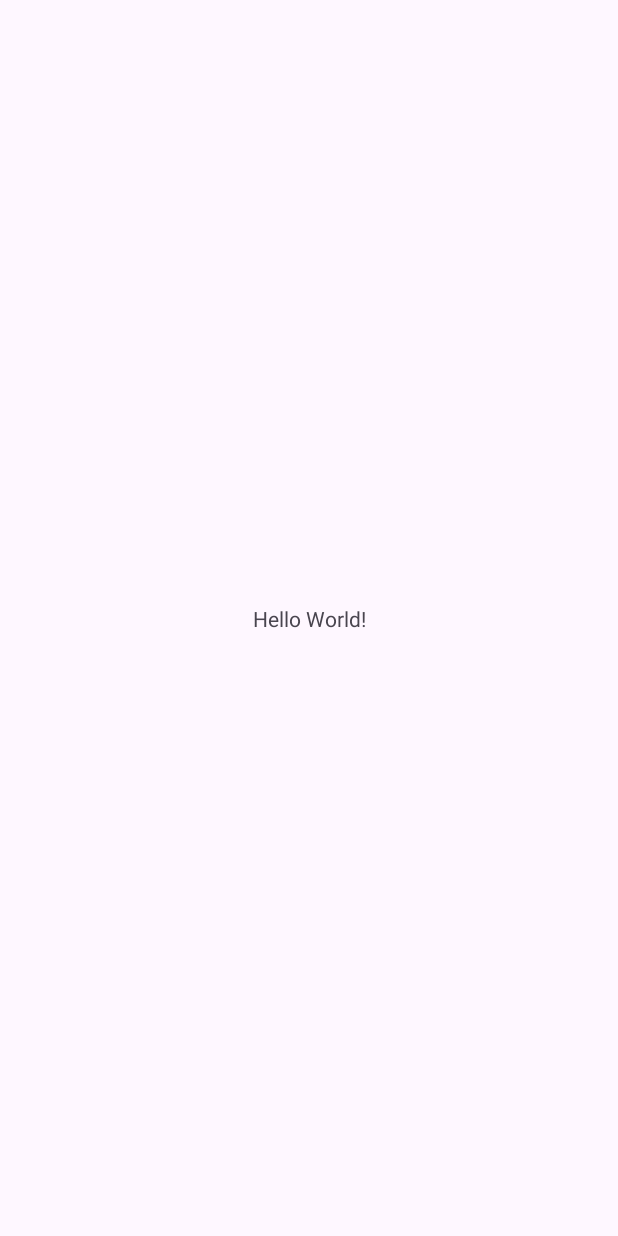
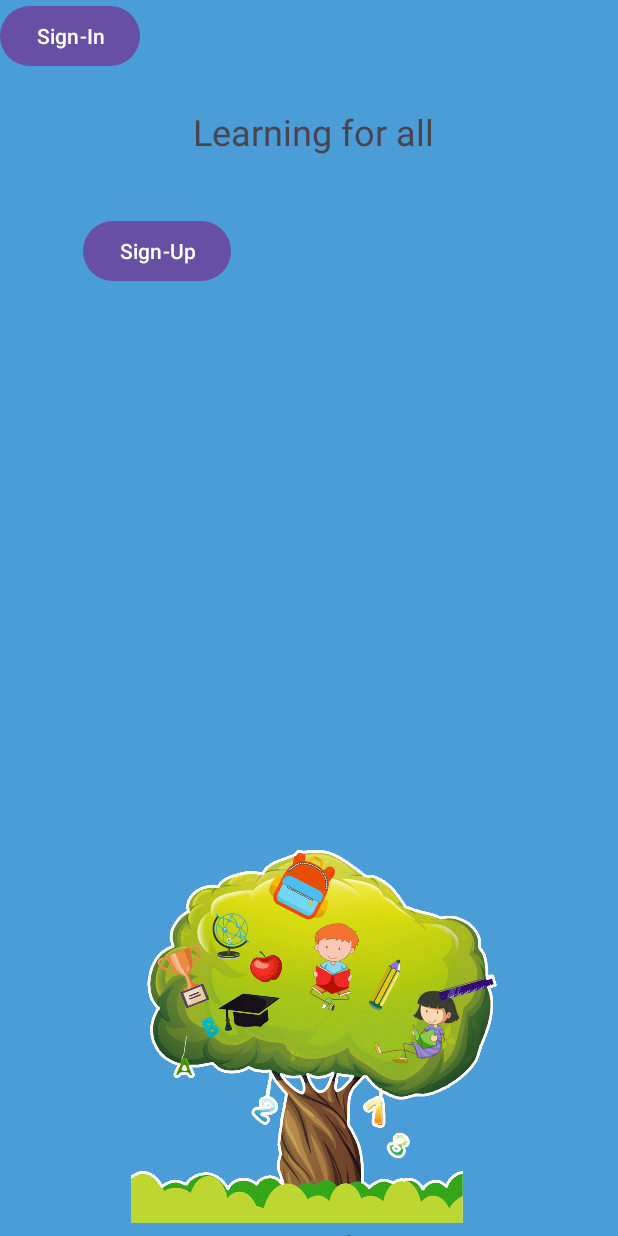
Before and after one commit to kab1rs1dhu/LearningForAll, an Android app: the screen it shows after launch (MainActivity), on a phone screen of 412 x 824 dp. Before the commit the screen is almost empty. Run offline under Robolectric (Android 15) with nearby library versions, the phone set to English and light mode, and no system bars.

Commit message:
added the buttons and first page

```diff
--- a/app/src/main/res/layout/activity_main.xml
+++ b/app/src/main/res/layout/activity_main.xml
@@ -5,15 +5,56 @@
     android:id="@+id/main"
     android:layout_width="match_parent"
     android:layout_height="match_parent"
+    android:background="#4B9DD7"
     tools:context=".MainActivity">
 
+    <ImageView
+        android:id="@+id/imageView"
+        android:layout_width="301dp"
+        android:layout_height="661dp"
+        android:layout_marginStart="55dp"
+        android:layout_marginEnd="55dp"
+        android:layout_marginBottom="-200dp"
+        app:layout_constraintBottom_toBottomOf="parent"
+        app:layout_constraintEnd_toEndOf="parent"
+        app:layout_constraintHorizontal_bias="0.0"
+        app:layout_constraintStart_toStartOf="parent"
+        app:srcCompat="@drawable/login_photo" />
+
     <TextView
+        android:id="@+id/mainHeading"
         android:layout_width="wrap_content"
         android:layout_height="wrap_content"
-        android:text="Hello World!"
-        app:layout_constraintBottom_toBottomOf="parent"
+        android:layout_marginStart="179dp"
+        android:layout_marginTop="32dp"
+        android:layout_marginEnd="174dp"
+        android:layout_marginBottom="219dp"
+        android:text="Learning for all"
+        android:textSize="24sp"
+        app:layout_constraintBottom_toTopOf="@+id/imageView"
         app:layout_constraintEnd_toEndOf="parent"
         app:layout_constraintStart_toStartOf="parent"
         app:layout_constraintTop_toTopOf="parent" />
 
+    <Button
+        android:id="@+id/newUserButton"
+        android:layout_width="wrap_content"
+        android:layout_height="wrap_content"
+        android:text="Sign-Up"
+        android:textColorLink="#51FFFFFF"
+        app:layout_constraintBottom_toBottomOf="parent"
+        app:layout_constraintEnd_toEndOf="parent"
+        app:layout_constraintHorizontal_bias="0.176"
+        app:layout_constraintStart_toStartOf="parent"
+        app:layout_constraintTop_toTopOf="parent"
+        app:layout_constraintVertical_bias="0.185" />
+
+    <Button
+        android:id="@+id/button3"
+        android:layout_width="wrap_content"
+        android:layout_height="wrap_content"
+        android:text="Sign-In"
+        tools:layout_editor_absoluteX="259dp"
+        tools:layout_editor_absoluteY="127dp" />
+
 </androidx.constraintlayout.widget.ConstraintLayout>
```
Also changed, not shown: app/src/main/res/drawable/login_photo.png (added).
